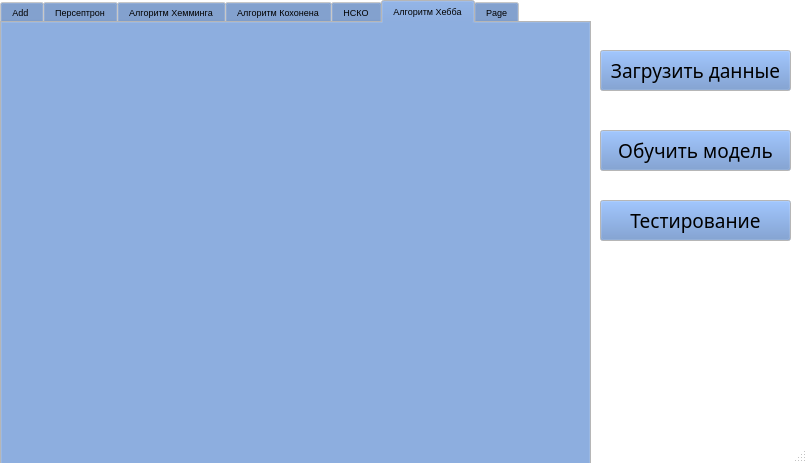
First picture: the form in mraz.ui, repository Wagenod/MRAZ_dlya_GUI, before the edit.
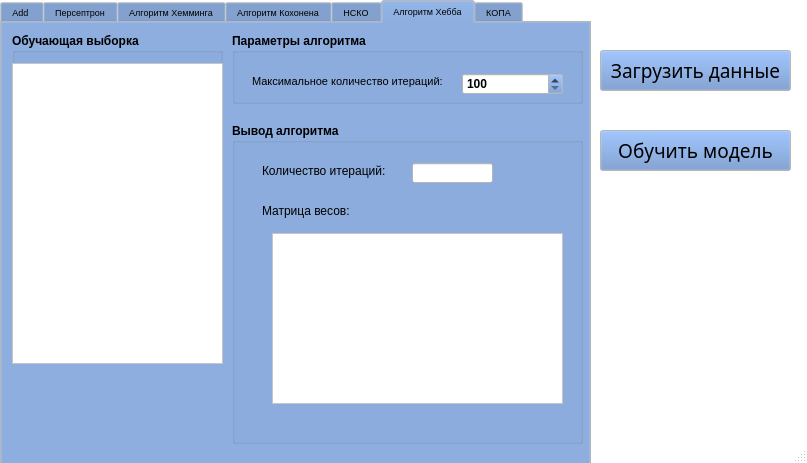
Second picture: the form after the edit. The open tabs and pages were chosen to show the change. Icons and pictures are not drawn.

Diff of the .ui file:
```diff
--- a/mraz.ui
+++ b/mraz.ui
@@ -421,10 +421,241 @@
     <attribute name="title">
      <string>Алгоритм Хебба</string>
     </attribute>
+    <widget class="QGroupBox" name="habb_train_gb">
+     <property name="geometry">
+      <rect>
+       <x>10</x>
+       <y>10</y>
+       <width>211</width>
+       <height>331</height>
+      </rect>
+     </property>
+     <property name="font">
+      <font>
+       <pointsize>9</pointsize>
+       <weight>75</weight>
+       <bold>true</bold>
+      </font>
+     </property>
+     <property name="title">
+      <string>Обучающая выборка</string>
+     </property>
+     <widget class="QTableView" name="data_habb_tbl">
+      <property name="geometry">
+       <rect>
+        <x>0</x>
+        <y>30</y>
+        <width>211</width>
+        <height>301</height>
+       </rect>
+      </property>
+     </widget>
+    </widget>
+    <widget class="QGroupBox" name="nsko_params_gb_2">
+     <property name="geometry">
+      <rect>
+       <x>230</x>
+       <y>10</y>
+       <width>351</width>
+       <height>71</height>
+      </rect>
+     </property>
+     <property name="font">
+      <font>
+       <pointsize>9</pointsize>
+       <weight>75</weight>
+       <bold>true</bold>
+      </font>
+     </property>
+     <property name="title">
+      <string>Параметры алгоритма</string>
+     </property>
+     <property name="flat">
+      <bool>true</bool>
+     </property>
+     <widget class="QLabel" name="max_epochs_habb_lbl">
+      <property name="geometry">
+       <rect>
+        <x>20</x>
+        <y>40</y>
+        <width>201</width>
+        <height>16</height>
+       </rect>
+      </property>
+      <property name="font">
+       <font>
+        <pointsize>8</pointsize>
+        <weight>50</weight>
+        <bold>false</bold>
+       </font>
+      </property>
+      <property name="text">
+       <string>Максимальное количество итераций:</string>
+      </property>
+     </widget>
+     <widget class="QSpinBox" name="max_epochs_habb_sb">
+      <property name="geometry">
+       <rect>
+        <x>230</x>
+        <y>40</y>
+        <width>101</width>
+        <height>22</height>
+       </rect>
+      </property>
+      <property name="minimum">
+       <number>100</number>
+      </property>
+      <property name="maximum">
+       <number>10000</number>
+      </property>
+      <property name="singleStep">
+       <number>100</number>
+      </property>
+     </widget>
+     <widget class="QGroupBox" name="nsko_output_gb_2">
+      <property name="geometry">
+       <rect>
+        <x>0</x>
+        <y>160</y>
+        <width>331</width>
+        <height>241</height>
+       </rect>
+      </property>
+      <property name="font">
+       <font>
+        <pointsize>9</pointsize>
+        <weight>75</weight>
+        <bold>true</bold>
+       </font>
+      </property>
+      <property name="title">
+       <string>Вывод алгоритма</string>
+      </property>
+      <property name="flat">
+       <bool>true</bool>
+      </property>
+      <widget class="QTextEdit" name="nsko_weights_te_2">
+       <property name="geometry">
+        <rect>
+         <x>40</x>
+         <y>60</y>
+         <width>291</width>
+         <height>171</height>
+        </rect>
+       </property>
+      </widget>
+      <widget class="QLabel" name="nsko_weights_lbl_2">
+       <property name="geometry">
+        <rect>
+         <x>30</x>
+         <y>30</y>
+         <width>101</width>
+         <height>16</height>
+        </rect>
+       </property>
+       <property name="font">
+        <font>
+         <weight>50</weight>
+         <bold>false</bold>
+        </font>
+       </property>
+       <property name="text">
+        <string>Матрица весов:</string>
+       </property>
+      </widget>
+     </widget>
+    </widget>
+    <widget class="QGroupBox" name="habb_output_gb">
+     <property name="geometry">
+      <rect>
+       <x>230</x>
+       <y>100</y>
+       <width>351</width>
+       <height>321</height>
+      </rect>
+     </property>
+     <property name="font">
+      <font>
+       <pointsize>9</pointsize>
+       <weight>75</weight>
+       <bold>true</bold>
+      </font>
+     </property>
+     <property name="title">
+      <string>Вывод алгоритма</string>
+     </property>
+     <property name="flat">
+      <bool>true</bool>
+     </property>
+     <widget class="QTextEdit" name="habb_weights_te">
+      <property name="geometry">
+       <rect>
+        <x>40</x>
+        <y>110</y>
+        <width>291</width>
+        <height>171</height>
+       </rect>
+      </property>
+     </widget>
+     <widget class="QLabel" name="habb_weights_lbl">
+      <property name="geometry">
+       <rect>
+        <x>30</x>
+        <y>80</y>
+        <width>101</width>
+        <height>16</height>
+       </rect>
+      </property>
+      <property name="font">
+       <font>
+        <weight>50</weight>
+        <bold>false</bold>
+       </font>
+      </property>
+      <property name="text">
+       <string>Матрица весов:</string>
+      </property>
+     </widget>
+     <widget class="QLabel" name="habb_count_iter_lbl">
+      <property name="geometry">
+       <rect>
+        <x>30</x>
+        <y>40</y>
+        <width>131</width>
+        <height>16</height>
+       </rect>
+      </property>
+      <property name="font">
+       <font>
+        <weight>50</weight>
+        <bold>false</bold>
+       </font>
+      </property>
+      <property name="text">
+       <string>Количество итераций:</string>
+      </property>
+     </widget>
+     <widget class="QLineEdit" name="habb_count_iter_le">
+      <property name="geometry">
+       <rect>
+        <x>180</x>
+        <y>40</y>
+        <width>81</width>
+        <height>20</height>
+       </rect>
+      </property>
+      <property name="readOnly">
+       <bool>true</bool>
+      </property>
+      <property name="placeholderText">
+       <string/>
+      </property>
+     </widget>
+    </widget>
    </widget>
    <widget class="QWidget" name="metrikis_tab">
     <attribute name="title">
-     <string>Page</string>
+     <string>КОПА</string>
     </attribute>
    </widget>
   </widget>
@@ -472,28 +703,6 @@
     <bool>true</bool>
    </property>
   </widget>
-  <widget class="QPushButton" name="test_btn">
-   <property name="geometry">
-    <rect>
-     <x>600</x>
-     <y>200</y>
-     <width>191</width>
-     <height>41</height>
-    </rect>
-   </property>
-   <property name="font">
-    <font>
-     <family>MingLiU_HKSCS-ExtB</family>
-     <pointsize>14</pointsize>
-    </font>
-   </property>
-   <property name="text">
-    <string>Тестирование</string>
-   </property>
-   <property name="checkable">
-    <bool>true</bool>
-   </property>
-  </widget>
  </widget>
  <resources/>
  <connections/>
```
Left out of the diff: 502 changed lines with no effect on the pictures.
